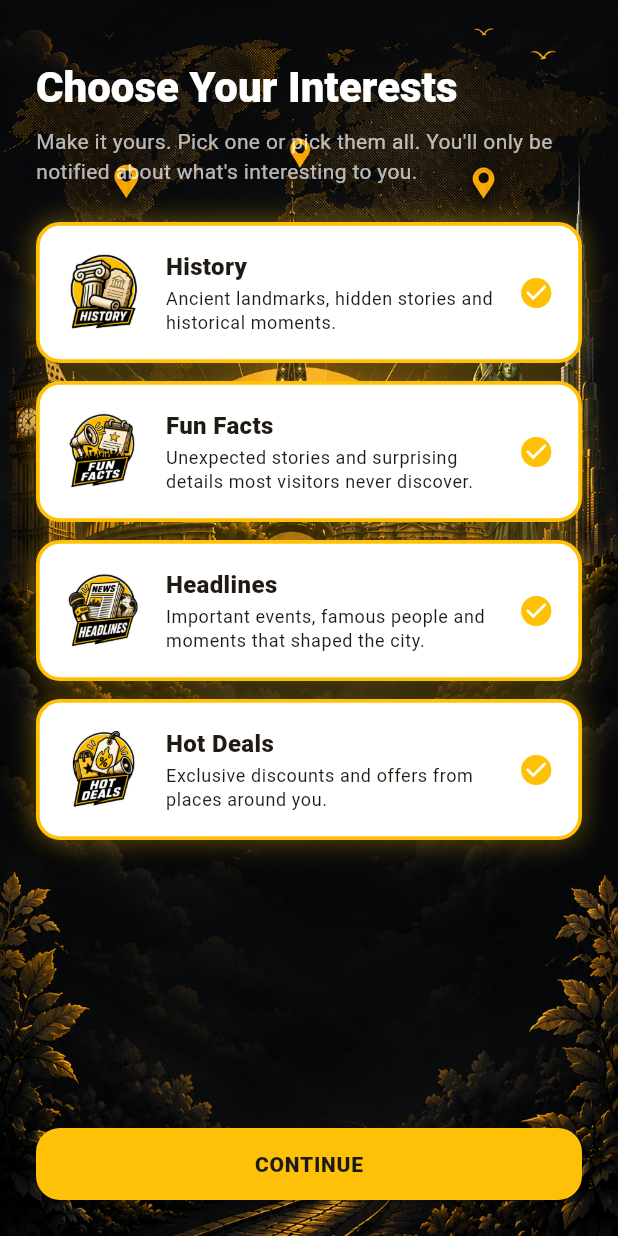
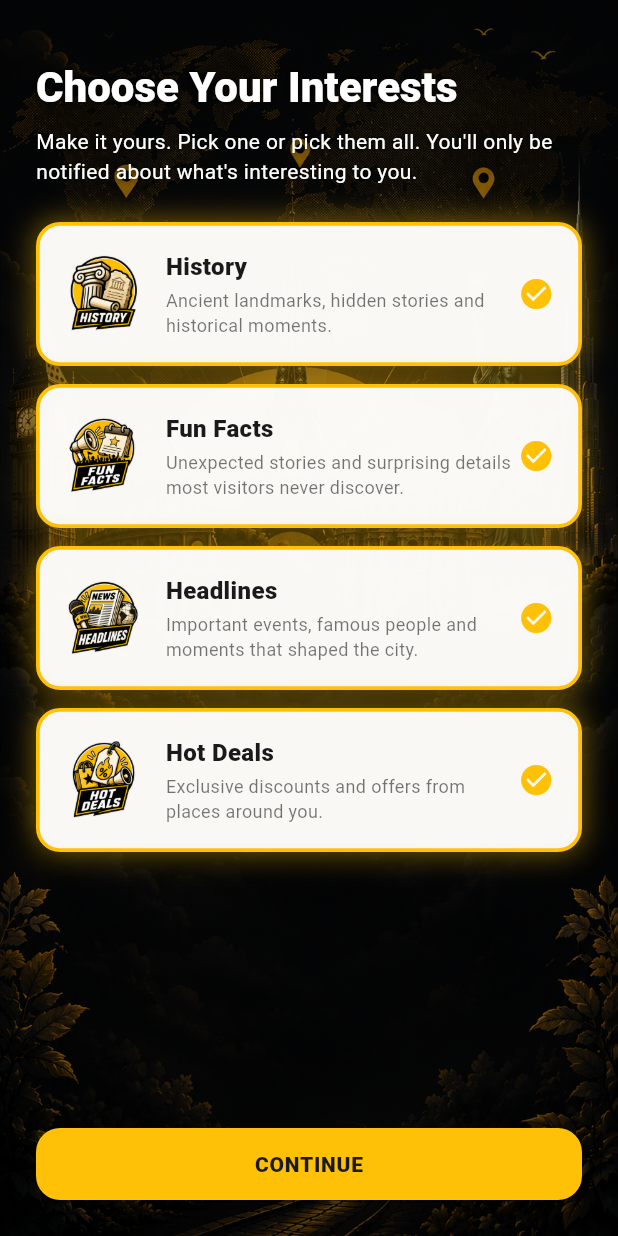
Before and after one commit to AlexanderTilly/dyk, a Flutter app: the screen it shows after launch, after a tap on "START EXPLORING", on a phone screen of 412 x 824 dp. Run offline on Flutter 3.47's test engine with Material 3 defaults, Android fonts, the phone set to English and light mode, and no system bars; our stand-ins replace flutter_local_notifications, just_audio, permission_handler, shared_preferences, supabase_flutter; missing offline and left inert: geofencing_api, mapbox_maps_flutter; accounts and stored records are empty.

Commit message:
﻿style(dyk): readability pass on interests screen — scrim, solid cards, text shadows
Co-Authored-By: Claude Sonnet 4.6 <noreply@anthropic.com>

```diff
--- a/lib/screens/onboarding/interests_screen.dart
+++ b/lib/screens/onboarding/interests_screen.dart
@@ -51,7 +51,20 @@ class _InterestsScreenState extends State<InterestsScreen> {
             fit: BoxFit.cover,
           ),
         ),
-        child: SafeArea(
+        child: Container(
+          // Dark scrim so text and cards stay readable over the artwork.
+          decoration: BoxDecoration(
+            gradient: LinearGradient(
+              begin: Alignment.topCenter,
+              end: Alignment.bottomCenter,
+              colors: [
+                Colors.black.withValues(alpha: 0.55),
+                Colors.black.withValues(alpha: 0.35),
+                Colors.black.withValues(alpha: 0.65),
+              ],
+            ),
+          ),
+          child: SafeArea(
         child: Padding(
           padding: const EdgeInsets.all(24),
           child: Column(
@@ -59,15 +72,20 @@ class _InterestsScreenState extends State<InterestsScreen> {
             children: [
               const SizedBox(height: 16),
               Text('Choose Your Interests',
-                  style: Theme.of(context)
-                      .textTheme
-                      .headlineMedium
-                      ?.copyWith(
-                          fontWeight: FontWeight.w900, color: Colors.white)),
+                  style: Theme.of(context).textTheme.headlineMedium?.copyWith(
+                    fontWeight: FontWeight.w900,
+                    color: Colors.white,
+                    shadows: const [
+                      Shadow(color: Colors.black87, blurRadius: 8),
+                    ],
+                  )),
               const SizedBox(height: 8),
               const Text(
                 "Make it yours. Pick one or pick them all. You'll only be notified about what's interesting to you.",
-                style: TextStyle(color: Colors.white70),
+                style: TextStyle(
+                  color: Colors.white,
+                  shadows: [Shadow(color: Colors.black87, blurRadius: 6)],
+                ),
               ),
               const SizedBox(height: 24),
               Expanded(
@@ -107,6 +125,7 @@ class _InterestsScreenState extends State<InterestsScreen> {
           ),
         ),
         ),
+        ),
       ),
     );
   }
@@ -125,7 +144,6 @@ class _InterestCard extends StatelessWidget {
 
   @override
   Widget build(BuildContext context) {
-    final dark = Theme.of(context).brightness == Brightness.dark;
     return GestureDetector(
       onTap: onTap,
       child: AnimatedScale(
@@ -137,21 +155,26 @@ class _InterestCard extends StatelessWidget {
         margin: const EdgeInsets.only(bottom: 12),
         padding: const EdgeInsets.all(16),
         decoration: BoxDecoration(
-          color: dark ? Colors.white10 : Colors.white,
+          // Solid card so it reads clearly over the busy background art.
+          color: Colors.white.withValues(alpha: 0.96),
           borderRadius: BorderRadius.circular(16),
           border: Border.all(
-            color: selected ? DykColors.yellow : Colors.transparent,
+            color: selected ? DykColors.yellow : Colors.black12,
             width: 2.5,
           ),
-          boxShadow: selected
-              ? [
-                  BoxShadow(
-                    color: DykColors.yellow.withValues(alpha: 0.35),
-                    blurRadius: 14,
-                    spreadRadius: 1,
-                  ),
-                ]
-              : const [],
+          boxShadow: [
+            const BoxShadow(
+              color: Colors.black45,
+              blurRadius: 12,
+              offset: Offset(0, 4),
+            ),
+            if (selected)
+              BoxShadow(
+                color: DykColors.yellow.withValues(alpha: 0.45),
+                blurRadius: 16,
+                spreadRadius: 1,
+              ),
+          ],
         ),
         child: Row(
           children: [
@@ -163,10 +186,13 @@ class _InterestCard extends StatelessWidget {
                 children: [
                   Text(option.title,
                       style: const TextStyle(
-                          fontWeight: FontWeight.w800, fontSize: 16)),
+                          fontWeight: FontWeight.w800,
+                          fontSize: 16,
+                          color: Color(0xFF1A1A1A))),
                   const SizedBox(height: 2),
                   Text(option.description,
-                      style: Theme.of(context).textTheme.bodySmall),
+                      style: const TextStyle(
+                          fontSize: 12, color: Colors.black54)),
                 ],
               ),
             ),
```
